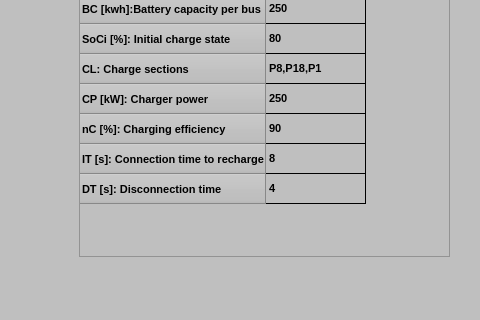
This is UI/InterfaceOportunity.ui in Potter-Gryffindor/Proyecto-Final as Qt 5 draws it before an edit; both pictures show x 213 to 693 and y 170 to 490 of the 967 by 686 pixel window. The edited form follows.
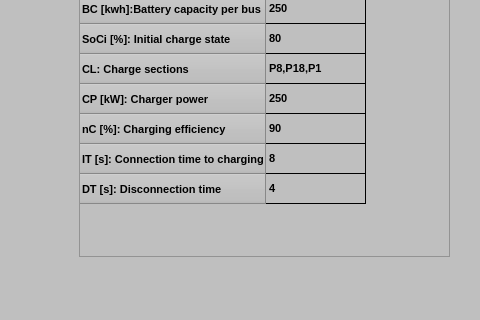
This is the edited form. The open tabs and pages were chosen to show the change. Icons and pictures are not drawn.

```diff
--- a/UI/InterfaceOportunity.ui
+++ b/UI/InterfaceOportunity.ui
@@ -871,7 +871,7 @@
       </row>
       <row>
        <property name="text">
-        <string>IT [s]: Connection time to recharge</string>
+        <string>IT [s]: Connection time to charging</string>
        </property>
        <property name="font">
         <font>
```
Left out of the diff: 2 changed lines with no effect on the pictures.
